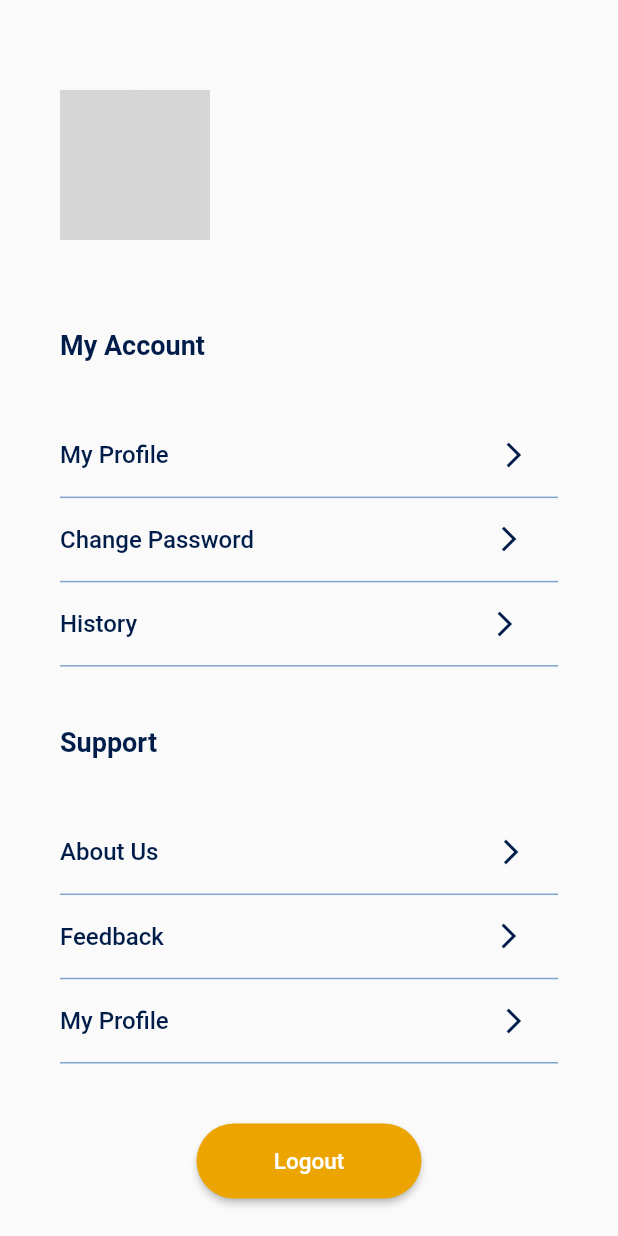
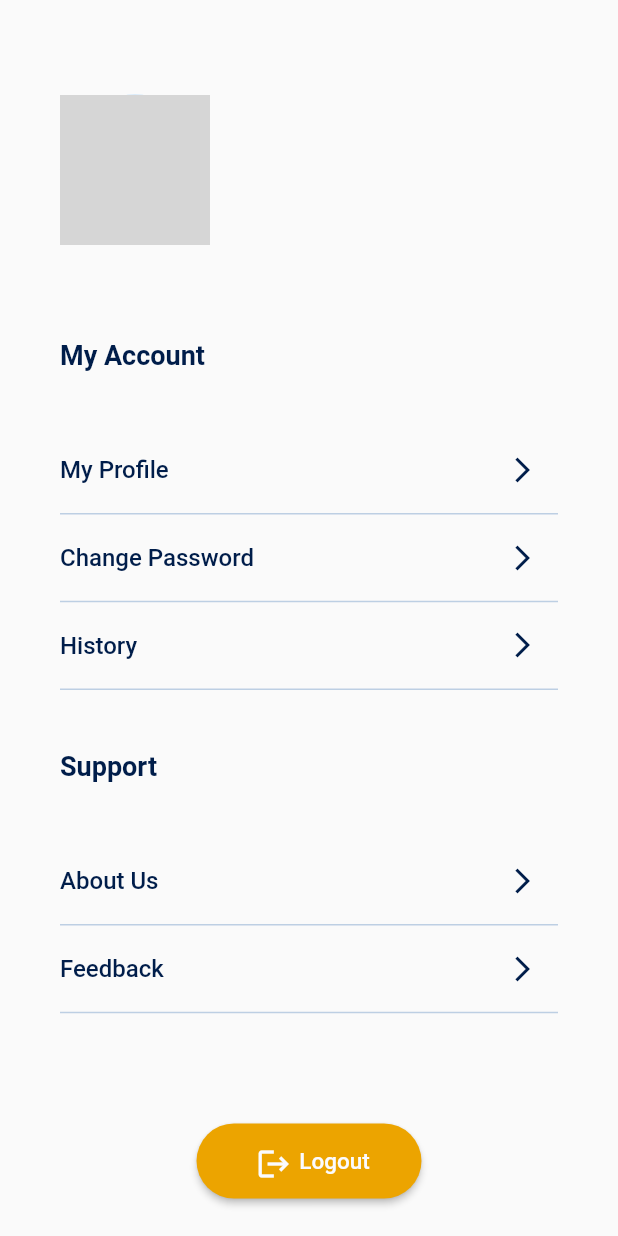
Before and after one commit to minin0la/DIP_E018, a Flutter app: the AccountScreen screen opened directly, on a phone screen of 412 x 824 dp. Run offline on Flutter 3.47's test engine with Material 2 defaults, Android fonts, the phone set to English and light mode, and no system bars; our stand-ins replace cloud_firestore, firebase_auth, firebase_core; accounts and stored records are empty; network calls fail; Roboto replaces fonts that are missing (SF_Pro_Rounded); grey boxes are pictures that could not be loaded.

Commit message:
Clickable row

```diff
--- a/irent_app/lib/account.dart
+++ b/irent_app/lib/account.dart
@@ -116,13 +116,18 @@ class AccountScreen extends StatelessWidget {
                           child: Container(
                             decoration: BoxDecoration(
                               border: Border(
-                                bottom:
-                                    BorderSide(width: 1.0, color: aliceblue),
+                                bottom: BorderSide(
+                                    width: 1.0, color: Color(0x8081A4CD)),
                               ),
                             ),
+                            child: GestureDetector(
+                              behavior: HitTestBehavior.translucent,
+                              onTap: () {},
                               child: Row(
                                 children: [
-                                Text(
+                                  Expanded(
+                                    flex: 3,
+                                    child: Text(
                                       "My Profile",
                                       style: TextStyle(
                                         color: oxford,
@@ -131,16 +136,24 @@ class AccountScreen extends StatelessWidget {
                                         fontSize: 16.0,
                                       ),
                                     ),
-                                SizedBox(width: 220),
-                                GestureDetector(
+                                  ),
+                                  Expanded(
+                                    flex: 3,
+                                    child: SizedBox(),
+                                  ),
+                                  Expanded(
+                                    flex: 1,
+                                    child: GestureDetector(
                                       onTap: () {},
                                       child: Icon(
                                         Icons.arrow_forward_ios,
                                         size: 20,
                                         color: oxford,
                                       ),
-                                )
+                                    ),
+                                  ),
                                 ],
+                              ),
                             ),
                           ),
                         ),
@@ -149,13 +162,18 @@ class AccountScreen extends StatelessWidget {
                           child: Container(
                             decoration: BoxDecoration(
                               border: Border(
-                                bottom:
-                                    BorderSide(width: 1.0, color: aliceblue),
+                                bottom: BorderSide(
+                                    width: 1.0, color: Color(0x8081A4CD)),
                               ),
                             ),
+                            child: GestureDetector(
+                              behavior: HitTestBehavior.translucent,
+                              onTap: () {},
                               child: Row(
                                 children: [
-                                Text(
+                                  Expanded(
+                                    flex: 3,
+                                    child: Text(
                                       "Change Password",
                                       style: TextStyle(
                                         color: oxford,
@@ -164,16 +182,24 @@ class AccountScreen extends StatelessWidget {
                                         fontSize: 16.0,
                                       ),
                                     ),
-                                SizedBox(width: 160),
-                                GestureDetector(
+                                  ),
+                                  Expanded(
+                                    flex: 3,
+                                    child: SizedBox(),
+                                  ),
+                                  Expanded(
+                                    flex: 1,
+                                    child: GestureDetector(
                                       onTap: () {},
                                       child: Icon(
                                         Icons.arrow_forward_ios,
                                         size: 20,
                                         color: oxford,
                                       ),
-                                )
+                                    ),
+                                  ),
                                 ],
+                              ),
                             ),
                           ),
                         ),
@@ -182,13 +208,18 @@ class AccountScreen extends StatelessWidget {
                           child: Container(
                             decoration: BoxDecoration(
                               border: Border(
-                                bottom:
-                                    BorderSide(width: 1.0, color: aliceblue),
+                                bottom: BorderSide(
+                                    width: 1.0, color: Color(0x8081A4CD)),
                               ),
                             ),
+                            child: GestureDetector(
+                              behavior: HitTestBehavior.translucent,
+                              onTap: () {},
                               child: Row(
                                 children: [
-                                Text(
+                                  Expanded(
+                                    flex: 3,
+                                    child: Text(
                                       "History",
                                       style: TextStyle(
                                         color: oxford,
@@ -197,16 +228,24 @@ class AccountScreen extends StatelessWidget {
                                         fontSize: 16.0,
                                       ),
                                     ),
-                                SizedBox(width: 235),
-                                GestureDetector(
+                                  ),
+                                  Expanded(
+                                    flex: 3,
+                                    child: SizedBox(),
+                                  ),
+                                  Expanded(
+                                    flex: 1,
+                                    child: GestureDetector(
                                       onTap: () {},
                                       child: Icon(
                                         Icons.arrow_forward_ios,
                                         size: 20,
                                         color: oxford,
                                       ),
-                                )
+                                    ),
+                                  ),
                                 ],
+                              ),
                             ),
                           ),
                         )
@@ -244,13 +283,18 @@ class AccountScreen extends StatelessWidget {
                             child: Container(
                               decoration: BoxDecoration(
                                 border: Border(
-                                  bottom:
-                                      BorderSide(width: 1.0, color: aliceblue),
+                                  bottom: BorderSide(
+                                      width: 1.0, color: Color(0x8081A4CD)),
                                 ),
                               ),
+                              child: GestureDetector(
+                                behavior: HitTestBehavior.translucent,
+                                onTap: () {},
                                 child: Row(
                                   children: [
-                                  Text(
+                                    Expanded(
+                                      flex: 3,
+                                      child: Text(
                                         "About Us",
                                         style: TextStyle(
                                           color: oxford,
@@ -259,16 +303,24 @@ class AccountScreen extends StatelessWidget {
                                           fontSize: 16.0,
                                         ),
                                       ),
-                                  SizedBox(width: 225),
-                                  GestureDetector(
+                                    ),
+                                    Expanded(
+                                      flex: 3,
+                                      child: SizedBox(),
+                                    ),
+                                    Expanded(
+                                      flex: 1,
+                                      child: GestureDetector(
                                         onTap: () {},
                                         child: Icon(
                                           Icons.arrow_forward_ios,
                                           size: 20,
                                           color: oxford,
                                         ),
-                                  )
+                                      ),
+                                    ),
                                   ],
+                                ),
                               ),
                             ),
                           ),
@@ -277,13 +329,18 @@ class AccountScreen extends StatelessWidget {
                             child: Container(
                               decoration: BoxDecoration(
                                 border: Border(
-                                  bottom:
-                                      BorderSide(width: 1.0, color: aliceblue),
+                                  bottom: BorderSide(
+                                      width: 1.0, color: Color(0x8081A4CD)),
                                 ),
                               ),
+                              child: GestureDetector(
+                                behavior: HitTestBehavior.translucent,
+                                onTap: () {},
                                 child: Row(
                                   children: [
-                                  Text(
+                                    Expanded(
+                                      flex: 3,
+                                      child: Text(
                                         "Feedback",
                                         style: TextStyle(
                                           color: oxford,
@@ -292,57 +349,30 @@ class AccountScreen extends StatelessWidget {
                                           fontSize: 16.0,
                                         ),
                                       ),
-                                  SizedBox(width: 220),
-                                  GestureDetector(
+                                    ),
+                                    Expanded(
+                                      flex: 3,
+                                      child: SizedBox(),
+                                    ),
+                                    Expanded(
+                                      flex: 1,
+                                      child: GestureDetector(
                                         onTap: () {},
                                         child: Icon(
                                           Icons.arrow_forward_ios,
                                           size: 20,
                                           color: oxford,
                                         ),
-                                  )
+                                      ),
+                                    ),
                                   ],
                                 ),
                               ),
                             ),
-                          Expanded(
-                            flex: 1,
-                            child: Container(
-                              decoration: BoxDecoration(
-                                border: Border(
-                                  bottom:
-                                      BorderSide(width: 1.0, color: aliceblue),
                           ),
-                              ),
-                              child: Row(
-                                children: [
-                                  Text(
-                                    "My Profile",
-                                    style: TextStyle(
-                                      color: oxford,
-                                      fontFamily: "SF_Pro_Rounded",
-                                      fontWeight: FontWeight.w500,
-                                      fontSize: 16.0,
-                                    ),
-                                  ),
-                                  SizedBox(width: 220),
-                                  GestureDetector(
-                                    onTap: () {},
-                                    child: Icon(
-                                      Icons.arrow_forward_ios,
-                                      size: 20,
-                                      color: oxford,
-                                    ),
-                                  )
-                                ],
-                              ),
-                            ),
-                          )
+                          Expanded(flex: 1, child: SizedBox()),
                         ]),
                   )),
-            ),
-            SizedBox(
-              height: 25,
             ),
             SizedBox(
               height: 50,
@@ -360,8 +390,19 @@ class AccountScreen extends StatelessWidget {
                 },
                 padding: EdgeInsets.all(10.0),
                 color: marigold,
-                textColor: Colors.white,
-                child: Text("Logout", style: TextStyle(fontSize: 15)),
+                textColor: white,
+                child:
+                    Row(mainAxisAlignment: MainAxisAlignment.center, children: [
+                  Padding(
+                    padding: EdgeInsets.all(5),
+                    child: Icon(Icons.logout),
+                  ),
+                  Text(
+                    "Logout",
+                    style:
+                        TextStyle(fontSize: 15, fontFamily: "SF_Pro_Rounded"),
+                  ),
+                ]),
               ),
             ),
           ],
```
Lines whose indentation alone changed are shown as unchanged.
